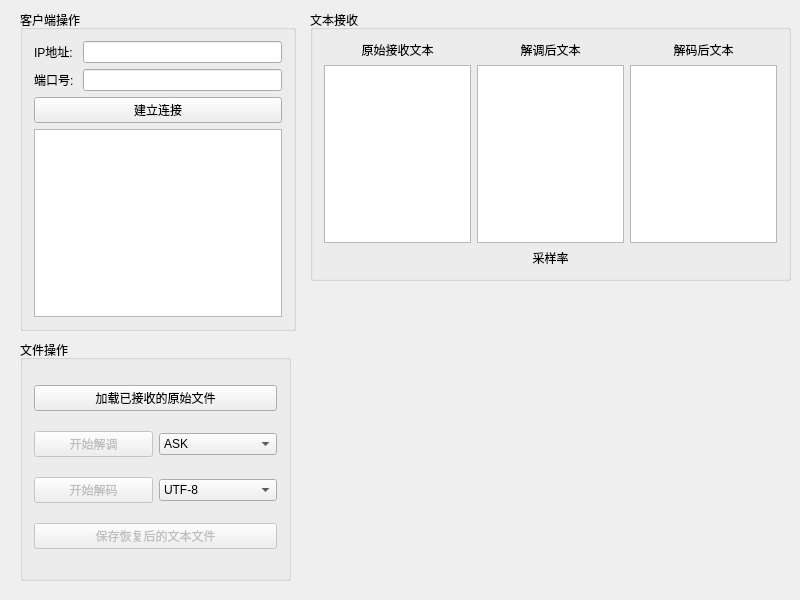
This is SignalReceiver/mainwindow.ui in RyougiSama/SignalReceiver as Qt 5 draws it before an edit. The edited form follows.
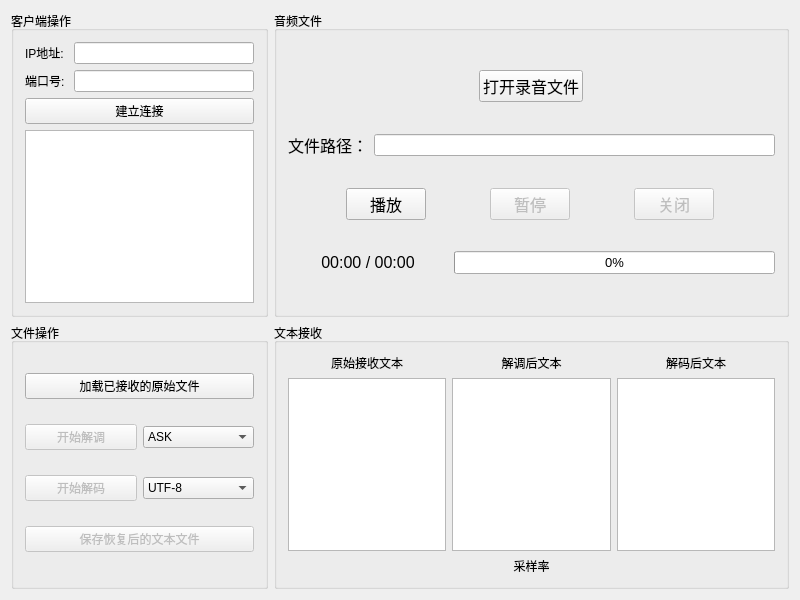
This is the edited form. Icons and pictures are not drawn.

Commit message:
更新音频播放功能及相关文件
- 更新 `.gitignore`，添加数据文件和接收文件的忽略规则。
- 删除 `modulate.txt` 中的一些数值数据。
- 在 `SignalReceiver.vcxproj` 中更新 Qt 模块，添加 `network`、`multimedia` 和 `charts` 模块。
- 添加对 `audiomodel.cpp`、`networkmodel.cpp` 和 `txtmodel.cpp` 的编译支持。
- 在 `SignalReceiver.vcxproj.filters` 中添加对 `audiomodel.cpp` 和 `audiomodel.h` 的过滤器支持。
- 实现 `AudioModel` 类，支持加载 WAV 文件、播放、暂停和停止功能。
- 更新 `mainwindow.cpp` 和 `mainwindow.h`，添加音频播放相关的信号连接和处理函数。
- 更新 `mainwindow.qrc` 的资源路径。
- 重构 `mainwindow.ui` 布局，添加音频播放相关控件。

Diff of the .ui file:
```diff
--- a/SignalReceiver/mainwindow.ui
+++ b/SignalReceiver/mainwindow.ui
@@ -13,79 +13,13 @@
   <property name="windowTitle">
    <string>MainWindow</string>
   </property>
-  <widget class="QGroupBox" name="groupBox">
-   <property name="geometry">
-    <rect>
-     <x>310</x>
-     <y>10</y>
-     <width>481</width>
-     <height>271</height>
-    </rect>
-   </property>
-   <property name="title">
-    <string>文本接收</string>
-   </property>
-   <layout class="QGridLayout" name="gridLayout_2">
+  <property name="windowIcon">
+   <iconset resource="mainwindow.qrc">
+    <normaloff>:/new/file_search.png</normaloff>:/new/file_search.png</iconset>
+  </property>
+  <layout class="QGridLayout" name="gridLayout_4" columnstretch="1,2">
     <item row="0" column="0">
-     <widget class="QLabel" name="label_3">
-      <property name="text">
-       <string>原始接收文本</string>
-      </property>
-      <property name="alignment">
-       <set>Qt::AlignmentFlag::AlignCenter</set>
-      </property>
-     </widget>
-    </item>
-    <item row="0" column="1">
-     <widget class="QLabel" name="label_4">
-      <property name="text">
-       <string>解调后文本</string>
-      </property>
-      <property name="alignment">
-       <set>Qt::AlignmentFlag::AlignCenter</set>
-      </property>
-     </widget>
-    </item>
-    <item row="0" column="2">
-     <widget class="QLabel" name="label_5">
-      <property name="text">
-       <string>解码后文本</string>
-      </property>
-      <property name="alignment">
-       <set>Qt::AlignmentFlag::AlignCenter</set>
-      </property>
-     </widget>
-    </item>
-    <item row="1" column="0">
-     <widget class="QTextBrowser" name="textBrowser_original"/>
-    </item>
-    <item row="1" column="1">
-     <widget class="QTextBrowser" name="textBrowser_demodulated"/>
-    </item>
-    <item row="1" column="2">
-     <widget class="QTextBrowser" name="textBrowser_decoded"/>
-    </item>
-    <item row="2" column="0" colspan="3">
-     <widget class="QLabel" name="label_sample_rate">
-      <property name="text">
-       <string>采样率</string>
-      </property>
-      <property name="alignment">
-       <set>Qt::AlignmentFlag::AlignCenter</set>
-      </property>
-     </widget>
-    </item>
-   </layout>
-  </widget>
   <widget class="QGroupBox" name="groupBox_2">
-   <property name="geometry">
-    <rect>
-     <x>20</x>
-     <y>10</y>
-     <width>276</width>
-     <height>321</height>
-    </rect>
-   </property>
    <property name="title">
     <string>客户端操作</string>
    </property>
@@ -128,15 +62,266 @@
     </item>
    </layout>
   </widget>
+   </item>
+   <item row="0" column="1">
+    <widget class="QGroupBox" name="groupBox_10">
+     <property name="title">
+      <string>音频文件</string>
+     </property>
+     <layout class="QVBoxLayout" name="verticalLayout_3" stretch="1,1,1,1">
+      <property name="spacing">
+       <number>3</number>
+      </property>
+      <item>
+       <layout class="QHBoxLayout" name="horizontalLayout_2">
+        <item>
+         <widget class="QPushButton" name="btn_open_recorded_file">
+          <property name="sizePolicy">
+           <sizepolicy hsizetype="Fixed" vsizetype="Fixed">
+            <horstretch>0</horstretch>
+            <verstretch>0</verstretch>
+           </sizepolicy>
+          </property>
+          <property name="font">
+           <font>
+            <pointsize>12</pointsize>
+           </font>
+          </property>
+          <property name="cursor">
+           <cursorShape>PointingHandCursor</cursorShape>
+          </property>
+          <property name="text">
+           <string>打开录音文件</string>
+          </property>
+          <property name="icon">
+           <iconset resource="../../SignalTransmitter/SignalTransmitter/mainwindow.qrc">
+            <normaloff>:/MainWindow/Resource/file_open.png</normaloff>:/MainWindow/Resource/file_open.png</iconset>
+          </property>
+          <property name="iconSize">
+           <size>
+            <width>20</width>
+            <height>20</height>
+           </size>
+          </property>
+          <property name="checkable">
+           <bool>false</bool>
+          </property>
+          <property name="default">
+           <bool>false</bool>
+          </property>
+         </widget>
+        </item>
+       </layout>
+      </item>
+      <item>
+       <layout class="QHBoxLayout" name="horizontalLayout_3">
+        <item>
+         <widget class="QLabel" name="label_8">
+          <property name="font">
+           <font>
+            <pointsize>12</pointsize>
+           </font>
+          </property>
+          <property name="text">
+           <string>文件路径：</string>
+          </property>
+          <property name="alignment">
+           <set>Qt::AlignmentFlag::AlignCenter</set>
+          </property>
+         </widget>
+        </item>
+        <item>
+         <widget class="QLineEdit" name="lineEdit_wav_file_path">
+          <property name="readOnly">
+           <bool>true</bool>
+          </property>
+         </widget>
+        </item>
+       </layout>
+      </item>
+      <item>
+       <layout class="QHBoxLayout" name="horizontalLayout_4">
+        <item>
+         <widget class="QPushButton" name="btn_play_wav">
+          <property name="sizePolicy">
+           <sizepolicy hsizetype="Fixed" vsizetype="Fixed">
+            <horstretch>0</horstretch>
+            <verstretch>0</verstretch>
+           </sizepolicy>
+          </property>
+          <property name="minimumSize">
+           <size>
+            <width>0</width>
+            <height>0</height>
+           </size>
+          </property>
+          <property name="baseSize">
+           <size>
+            <width>0</width>
+            <height>0</height>
+           </size>
+          </property>
+          <property name="font">
+           <font>
+            <pointsize>12</pointsize>
+           </font>
+          </property>
+          <property name="cursor">
+           <cursorShape>PointingHandCursor</cursorShape>
+          </property>
+          <property name="layoutDirection">
+           <enum>Qt::LayoutDirection::LeftToRight</enum>
+          </property>
+          <property name="autoFillBackground">
+           <bool>false</bool>
+          </property>
+          <property name="text">
+           <string>播放</string>
+          </property>
+          <property name="icon">
+           <iconset resource="../../SignalTransmitter/SignalTransmitter/mainwindow.qrc">
+            <normaloff>:/MainWindow/Resource/media_control.png</normaloff>:/MainWindow/Resource/media_control.png</iconset>
+          </property>
+          <property name="iconSize">
+           <size>
+            <width>20</width>
+            <height>20</height>
+           </size>
+          </property>
+         </widget>
+        </item>
+        <item>
+         <widget class="QPushButton" name="btn_pause_wav">
+          <property name="enabled">
+           <bool>false</bool>
+          </property>
+          <property name="sizePolicy">
+           <sizepolicy hsizetype="Fixed" vsizetype="Fixed">
+            <horstretch>0</horstretch>
+            <verstretch>0</verstretch>
+           </sizepolicy>
+          </property>
+          <property name="font">
+           <font>
+            <pointsize>12</pointsize>
+           </font>
+          </property>
+          <property name="cursor">
+           <cursorShape>PointingHandCursor</cursorShape>
+          </property>
+          <property name="text">
+           <string>暂停</string>
+          </property>
+          <property name="icon">
+           <iconset resource="../../SignalTransmitter/SignalTransmitter/mainwindow.qrc">
+            <normaloff>:/MainWindow/Resource/media_control_stop.png</normaloff>:/MainWindow/Resource/media_control_stop.png</iconset>
+          </property>
+          <property name="iconSize">
+           <size>
+            <width>20</width>
+            <height>20</height>
+           </size>
+          </property>
+         </widget>
+        </item>
+        <item>
+         <widget class="QPushButton" name="btn_close_wav">
+          <property name="enabled">
+           <bool>false</bool>
+          </property>
+          <property name="sizePolicy">
+           <sizepolicy hsizetype="Fixed" vsizetype="Fixed">
+            <horstretch>0</horstretch>
+            <verstretch>0</verstretch>
+           </sizepolicy>
+          </property>
+          <property name="font">
+           <font>
+            <pointsize>12</pointsize>
+           </font>
+          </property>
+          <property name="cursor">
+           <cursorShape>PointingHandCursor</cursorShape>
+          </property>
+          <property name="text">
+           <string>关闭</string>
+          </property>
+          <property name="icon">
+           <iconset resource="../../SignalTransmitter/SignalTransmitter/mainwindow.qrc">
+            <normaloff>:/MainWindow/Resource/media_control_close.png</normaloff>:/MainWindow/Resource/media_control_close.png</iconset>
+          </property>
+          <property name="iconSize">
+           <size>
+            <width>20</width>
+            <height>20</height>
+           </size>
+          </property>
+         </widget>
+        </item>
+       </layout>
+      </item>
+      <item>
+       <layout class="QHBoxLayout" name="horizontalLayout_5" stretch="1,2">
+        <item>
+         <widget class="QLabel" name="label_playback">
+          <property name="sizePolicy">
+           <sizepolicy hsizetype="Preferred" vsizetype="Fixed">
+            <horstretch>0</horstretch>
+            <verstretch>0</verstretch>
+           </sizepolicy>
+          </property>
+          <property name="font">
+           <font>
+            <pointsize>12</pointsize>
+           </font>
+          </property>
+          <property name="text">
+           <string>00:00 / 00:00</string>
+          </property>
+          <property name="alignment">
+           <set>Qt::AlignmentFlag::AlignCenter</set>
+          </property>
+         </widget>
+        </item>
+        <item>
+         <widget class="QProgressBar" name="progressBar_playback">
+          <property name="sizePolicy">
+           <sizepolicy hsizetype="Preferred" vsizetype="Fixed">
+            <horstretch>0</horstretch>
+            <verstretch>0</verstretch>
+           </sizepolicy>
+          </property>
+          <property name="minimumSize">
+           <size>
+            <width>0</width>
+            <height>0</height>
+           </size>
+          </property>
+          <property name="baseSize">
+           <size>
+            <width>0</width>
+            <height>0</height>
+           </size>
+          </property>
+          <property name="font">
+           <font>
+            <pointsize>10</pointsize>
+            <bold>false</bold>
+            <kerning>true</kerning>
+           </font>
+          </property>
+          <property name="value">
+           <number>0</number>
+          </property>
+         </widget>
+        </item>
+       </layout>
+      </item>
+     </layout>
+    </widget>
+   </item>
+   <item row="1" column="0">
   <widget class="QGroupBox" name="groupBox_3">
-   <property name="geometry">
-    <rect>
-     <x>20</x>
-     <y>340</y>
-     <width>271</width>
-     <height>241</height>
-    </rect>
-   </property>
    <property name="title">
     <string>文件操作</string>
    </property>
@@ -223,6 +408,66 @@
     </item>
    </layout>
   </widget>
+   </item>
+   <item row="1" column="1">
+    <widget class="QGroupBox" name="groupBox">
+     <property name="title">
+      <string>文本接收</string>
+     </property>
+     <layout class="QGridLayout" name="gridLayout_2">
+      <item row="0" column="0">
+       <widget class="QLabel" name="label_3">
+        <property name="text">
+         <string>原始接收文本</string>
+        </property>
+        <property name="alignment">
+         <set>Qt::AlignmentFlag::AlignCenter</set>
+        </property>
+       </widget>
+      </item>
+      <item row="0" column="1">
+       <widget class="QLabel" name="label_4">
+        <property name="text">
+         <string>解调后文本</string>
+        </property>
+        <property name="alignment">
+         <set>Qt::AlignmentFlag::AlignCenter</set>
+        </property>
+       </widget>
+      </item>
+      <item row="0" column="2">
+       <widget class="QLabel" name="label_5">
+        <property name="text">
+         <string>解码后文本</string>
+        </property>
+        <property name="alignment">
+         <set>Qt::AlignmentFlag::AlignCenter</set>
+        </property>
+       </widget>
+      </item>
+      <item row="1" column="0">
+       <widget class="QTextBrowser" name="textBrowser_original"/>
+      </item>
+      <item row="1" column="1">
+       <widget class="QTextBrowser" name="textBrowser_demodulated"/>
+      </item>
+      <item row="1" column="2">
+       <widget class="QTextBrowser" name="textBrowser_decoded"/>
+      </item>
+      <item row="2" column="0" colspan="3">
+       <widget class="QLabel" name="label_sample_rate">
+        <property name="text">
+         <string>采样率</string>
+        </property>
+        <property name="alignment">
+         <set>Qt::AlignmentFlag::AlignCenter</set>
+        </property>
+       </widget>
+      </item>
+     </layout>
+    </widget>
+   </item>
+  </layout>
  </widget>
  <layoutdefault spacing="6" margin="11"/>
  <resources>
```
Left out of the diff: 1 changed line with no effect on the pictures. Lines whose indentation alone changed are shown as unchanged. The commit also changes 10 other files.
